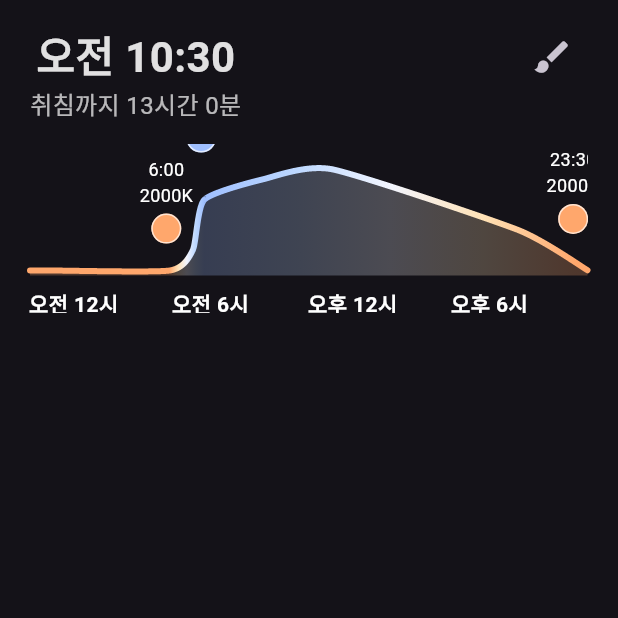
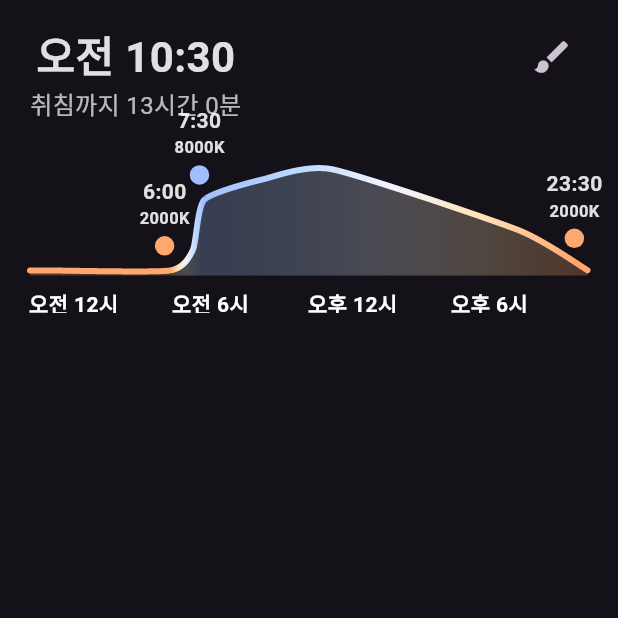
Before and after one commit to Jayden1Joe/hy_space, a Flutter app: the screen it shows after launch, after a tap on the "brush" icon, on a phone screen of 412 x 824 dp, the top half of it. Run offline on Flutter 3.47's test engine with Material 3 defaults, Android fonts, the phone set to English and light mode, and no system bars; drawn by our look-alikes of fl_chart.

Commit message:
UI(Graph color changing dot ui fix)

```diff
--- a/lib/graph.dart
+++ b/lib/graph.dart
@@ -1,6 +1,7 @@
 import 'package:fl_chart/fl_chart.dart';
 import 'package:flutter/material.dart';
 import 'package:hy_space/models/color_point.dart';
+import 'package:hy_space/resources/colors.dart';
 
 class LineChartSample2 extends StatefulWidget {
   const LineChartSample2({super.key});
@@ -106,7 +107,10 @@ class _LineChartSample2State extends State<LineChartSample2> {
       builder: (context, constraints) {
         chartWidth = constraints.maxWidth;
         return Padding(
-          padding: const EdgeInsets.symmetric(horizontal: 20),
+          padding: const EdgeInsets.only(
+            left: 20,
+            right: 20,
+          ), // Ensure consistent horizontal padding
           child: Stack(
             children: <Widget>[
               Padding(
@@ -114,6 +118,7 @@ class _LineChartSample2State extends State<LineChartSample2> {
                 child: AspectRatio(
                   aspectRatio: 3.3,
                   child: Stack(
+                    clipBehavior: Clip.none,
                     children: [
                       LineChart(mainData()),
                       if (!isBrightnessMode)
@@ -121,6 +126,7 @@ class _LineChartSample2State extends State<LineChartSample2> {
                           child: LayoutBuilder(
                             builder: (context, constraints) {
                               return Stack(
+                                clipBehavior: Clip.none,
                                 children: colorPoints.map((cp) {
                                   final dx =
                                       (cp.totalMinutes / 60) /
@@ -136,37 +142,39 @@ class _LineChartSample2State extends State<LineChartSample2> {
                                   );
 
                                   final dy =
-                                      (1 - spot.y / 13) * constraints.maxHeight;
+                                      (1 - spot.y / 16.7) *
+                                      constraints.maxHeight;
 
                                   return Positioned(
                                     left: dx - 20,
-                                    top: dy - 100,
+                                    top:
+                                        dy -
+                                        88, // Adjusted for better alignment and to avoid clipping
                                     child: Column(
                                       children: [
                                         Text(
                                           '${cp.hour}:${cp.minute.toString().padLeft(2, '0')}',
                                           style: const TextStyle(
-                                            color: Colors.white,
-                                            fontSize: 12,
+                                            color: AppColors.mainTextColor1,
+                                            fontSize: 14,
+                                            fontWeight: FontWeight.bold,
                                           ),
                                         ),
                                         Text(
                                           '${cp.kelvin}K',
                                           style: const TextStyle(
-                                            color: Colors.white,
-                                            fontSize: 12,
+                                            color: AppColors.mainTextColor1,
+                                            fontSize: 11,
+                                            fontWeight: FontWeight.bold,
                                           ),
                                         ),
                                         Container(
                                           margin: const EdgeInsets.only(top: 4),
-                                          width: 20,
-                                          height: 20,
+                                          width: 13,
+                                          height: 13,
                                           decoration: BoxDecoration(
                                             color: cp.color,
                                             shape: BoxShape.circle,
-                                            border: Border.all(
-                                              color: Colors.white70,
-                                            ),
                                           ),
                                         ),
                                       ],
--- a/lib/resources/colors.dart
+++ b/lib/resources/colors.dart
@@ -5,7 +5,7 @@ class AppColors {
   static const Color menuBackground = Color(0xFF090912);
   static const Color itemsBackground = Color(0xFF1B2339);
   static const Color pageBackground = Color(0xFF282E45);
-  static const Color mainTextColor1 = Colors.white;
+  static const Color mainTextColor1 = Color.fromARGB(222, 255, 255, 255);
   static const Color mainTextColor2 = Colors.white70;
   static const Color mainTextColor3 = Colors.white38;
   static const Color mainGridLineColor = Colors.white10;
```
